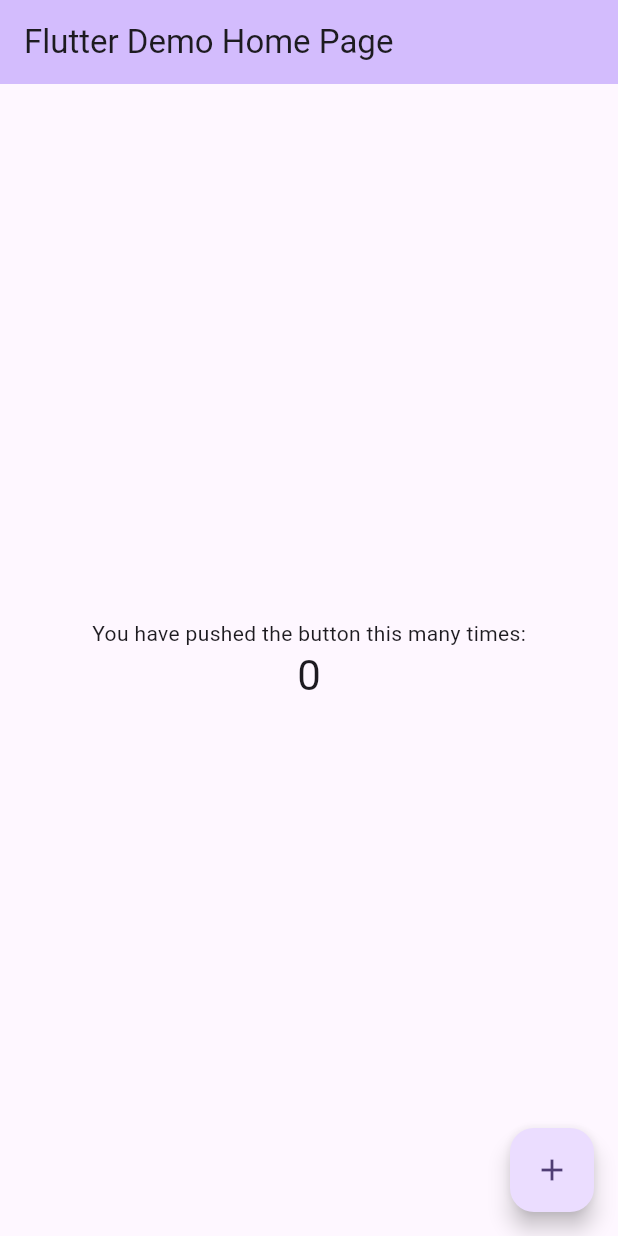
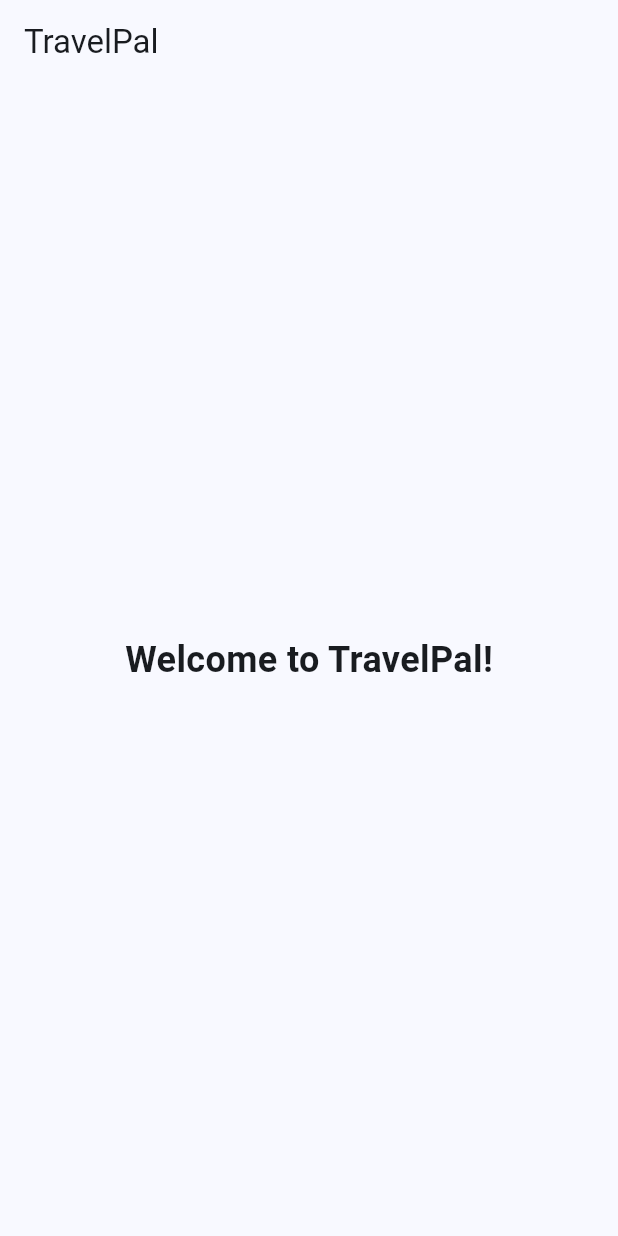
Before and after one commit to kenZaid/travelpal, a Flutter app: the screen it shows after launch, on a phone screen of 412 x 824 dp. Run offline on Flutter 3.47's test engine with Material 3 defaults, Android fonts, the phone set to English and light mode, and no system bars.

Commit message:
Working TravelPal Flutter baseline

```diff
--- a/lib/main.dart
+++ b/lib/main.dart
@@ -1,121 +1,52 @@
 import 'package:flutter/material.dart';
 
-void main() {
-  runApp(const MyApp());
+class TravelPalColors {
+  static const blue = Color(0xFF0057B8);
+  static const yellow = Color(0xFFFFD700);
+  static const red = Color(0xFFCE1126);
 }
 
-class MyApp extends StatelessWidget {
-  const MyApp({super.key});
 
-  // This widget is the root of your application.
+void main() {
+  runApp(const TravelPalApp());
+}
+
+class TravelPalApp extends StatelessWidget {
+  const TravelPalApp({super.key});
+
   @override
   Widget build(BuildContext context) {
     return MaterialApp(
-      title: 'Flutter Demo',
+      debugShowCheckedModeBanner: false,
+      title: 'TravelPal',
       theme: ThemeData(
-        // This is the theme of your application.
-        //
-        // TRY THIS: Try running your application with "flutter run". You'll see
-        // the application has a purple toolbar. Then, without quitting the app,
-        // try changing the seedColor in the colorScheme below to Colors.green
-        // and then invoke "hot reload" (save your changes or press the "hot
-        // reload" button in a Flutter-supported IDE, or press "r" if you used
-        // the command line to start the app).
-        //
-        // Notice that the counter didn't reset back to zero; the application
-        // state is not lost during the reload. To reset the state, use hot
-        // restart instead.
-        //
-        // This works for code too, not just values: Most code changes can be
-        // tested with just a hot reload.
-        colorScheme: .fromSeed(seedColor: Colors.deepPurple),
+        colorScheme: ColorScheme.fromSeed(
+          seedColor: Colors.blue,
+        ),
+        useMaterial3: true,
       ),
-      home: const MyHomePage(title: 'Flutter Demo Home Page'),
+      home: const HomePage(),
     );
   }
 }
 
-class MyHomePage extends StatefulWidget {
-  const MyHomePage({super.key, required this.title});
-
-  // This widget is the home page of your application. It is stateful, meaning
-  // that it has a State object (defined below) that contains fields that affect
-  // how it looks.
-
-  // This class is the configuration for the state. It holds the values (in this
-  // case the title) provided by the parent (in this case the App widget) and
-  // used by the build method of the State. Fields in a Widget subclass are
-  // always marked "final".
-
-  final String title;
-
-  @override
-  State<MyHomePage> createState() => _MyHomePageState();
-}
-
-class _MyHomePageState extends State<MyHomePage> {
-  int _counter = 0;
-
-  void _incrementCounter() {
-    setState(() {
-      // This call to setState tells the Flutter framework that something has
-      // changed in this State, which causes it to rerun the build method below
-      // so that the display can reflect the updated values. If we changed
-      // _counter without calling setState(), then the build method would not be
-      // called again, and so nothing would appear to happen.
-      _counter++;
-    });
-  }
+class HomePage extends StatelessWidget {
+  const HomePage({super.key});
 
   @override
   Widget build(BuildContext context) {
-    // This method is rerun every time setState is called, for instance as done
-    // by the _incrementCounter method above.
-    //
-    // The Flutter framework has been optimized to make rerunning build methods
-    // fast, so that you can just rebuild anything that needs updating rather
-    // than having to individually change instances of widgets.
     return Scaffold(
       appBar: AppBar(
-        // TRY THIS: Try changing the color here to a specific color (to
-        // Colors.amber, perhaps?) and trigger a hot reload to see the AppBar
-        // change color while the other colors stay the same.
-        backgroundColor: Theme.of(context).colorScheme.inversePrimary,
-        // Here we take the value from the MyHomePage object that was created by
-        // the App.build method, and use it to set our appbar title.
-        title: Text(widget.title),
+        title: const Text('TravelPal'),
       ),
-      body: Center(
-        // Center is a layout widget. It takes a single child and positions it
-        // in the middle of the parent.
-        child: Column(
-          // Column is also a layout widget. It takes a list of children and
-          // arranges them vertically. By default, it sizes itself to fit its
-          // children horizontally, and tries to be as tall as its parent.
-          //
-          // Column has various properties to control how it sizes itself and
-          // how it positions its children. Here we use mainAxisAlignment to
-          // center the children vertically; the main axis here is the vertical
-          // axis because Columns are vertical (the cross axis would be
-          // horizontal).
-          //
-          // TRY THIS: Invoke "debug painting" (choose the "Toggle Debug Paint"
-          // action in the IDE, or press "p" in the console), to see the
-          // wireframe for each widget.
-          mainAxisAlignment: .center,
-          children: [
-            const Text('You have pushed the button this many times:'),
-            Text(
-              '$_counter',
-              style: Theme.of(context).textTheme.headlineMedium,
-            ),
-          ],
+      body: const Center(
+        child: Text(
+          'Welcome to TravelPal!',
+          style: TextStyle(
+            fontSize: 24,
+            fontWeight: FontWeight.bold,
+          ),
         ),
-      ),
-      floatingActionButton: FloatingActionButton(
-        onPressed: _incrementCounter,
-        tooltip: 'Increment',
-        child: const Icon(Icons.add),
       ),
     );
   }
```
